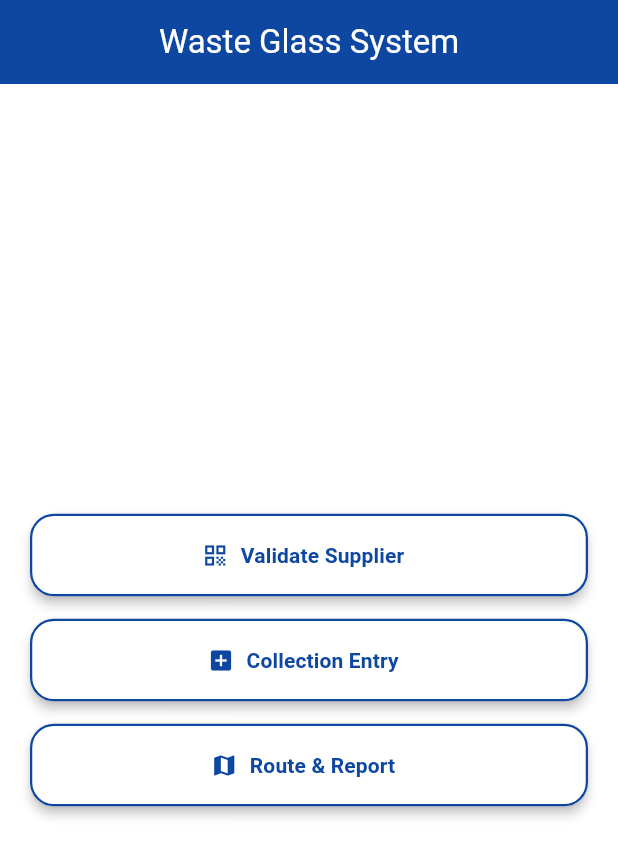
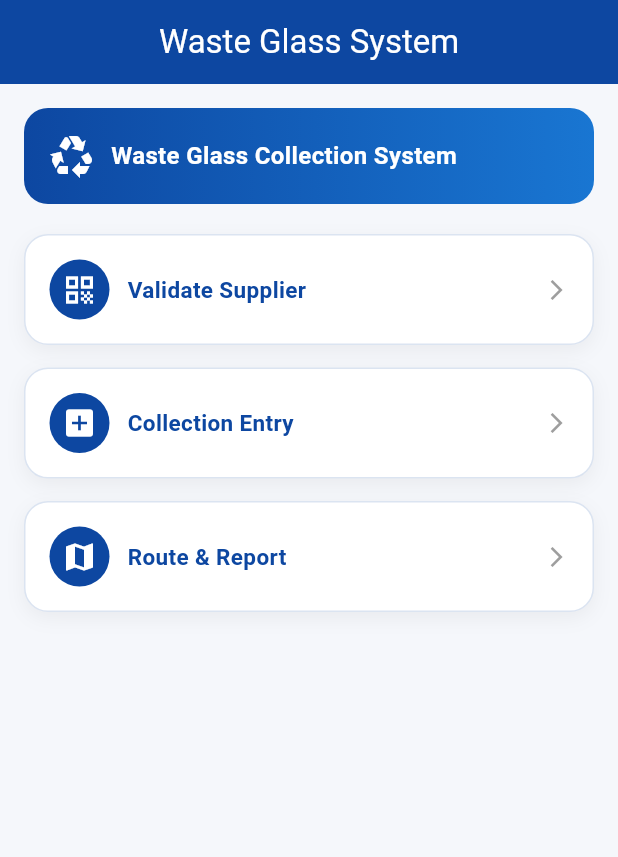
Before and after one commit to malsha7/waste_glass_app, a Flutter app: the screen it shows after launch, on a phone screen of 412 x 824 dp. Shown: the top 857 px of the screen. Run offline on Flutter 3.47's test engine with Material 3 defaults, Android fonts, the phone set to English and light mode, and no system bars.

Commit message:
Did some changes

```diff
--- a/lib/screens/home_screen.dart
+++ b/lib/screens/home_screen.dart
@@ -11,7 +11,7 @@ class HomeScreen extends StatelessWidget {
   @override
   Widget build(BuildContext context) {
     return Scaffold(
-      backgroundColor: Colors.white,
+      backgroundColor: const Color(0xFFF5F7FB),
 
       appBar: AppBar(
         backgroundColor: darkBlue,
@@ -21,37 +21,64 @@ class HomeScreen extends StatelessWidget {
         ),
         centerTitle: true,
         iconTheme: const IconThemeData(color: Colors.white),
+        elevation: 0,
       ),
 
       body: Padding(
-        padding: const EdgeInsets.all(20),
+        padding: const EdgeInsets.all(16),
         child: Column(
-          mainAxisAlignment: MainAxisAlignment.center,
+          crossAxisAlignment: CrossAxisAlignment.start,
           children: [
 
-            _menuButton(
-              context,
-              "Validate Supplier",
-              Icons.qr_code,
-              const ValidationScreen(),
+            // ================= HEADER =================
+            Container(
+              padding: const EdgeInsets.all(16),
+              decoration: BoxDecoration(
+                gradient: const LinearGradient(
+                  colors: [Color(0xFF0D47A1), Color(0xFF1976D2)],
+                ),
+                borderRadius: BorderRadius.circular(16),
+              ),
+              child: const Row(
+                children: [
+                  Icon(Icons.recycling, color: Colors.white, size: 32),
+                  SizedBox(width: 10),
+                  Expanded(
+                    child: Text(
+                      "Waste Glass Collection System",
+                      style: TextStyle(
+                        color: Colors.white,
+                        fontSize: 16,
+                        fontWeight: FontWeight.bold,
+                      ),
+                    ),
+                  ),
+                ],
+              ),
             ),
 
-            const SizedBox(height: 15),
+            const SizedBox(height: 20),
 
-            _menuButton(
+            // ================= MENU CARDS =================
+            _menuCard(
               context,
-              "Collection Entry",
-              Icons.add_box,
-              const CollectionScreen(),
+              title: "Validate Supplier",
+              icon: Icons.qr_code,
+              page: const ValidationScreen(),
             ),
 
-            const SizedBox(height: 15),
+            _menuCard(
+              context,
+              title: "Collection Entry",
+              icon: Icons.add_box,
+              page: const CollectionScreen(),
+            ),
 
-            _menuButton(
+            _menuCard(
               context,
-              "Route & Report",
-              Icons.map,
-              const RouteScreen(),
+              title: "Route & Report",
+              icon: Icons.map,
+              page: const RouteScreen(),
             ),
           ],
         ),
@@ -59,45 +86,60 @@ class HomeScreen extends StatelessWidget {
     );
   }
 
-  Widget _menuButton(
-    BuildContext context,
-    String title,
-    IconData icon,
-    Widget page,
-  ) {
-    return SizedBox(
-      width: double.infinity,
-      height: 55,
+  Widget _menuCard(
+    BuildContext context, {
+    required String title,
+    required IconData icon,
+    required Widget page,
+  }) {
+    return GestureDetector(
+      onTap: () {
+        Navigator.push(
+          context,
+          MaterialPageRoute(builder: (_) => page),
+        );
+      },
+      child: Container(
+        margin: const EdgeInsets.only(bottom: 15),
+        padding: const EdgeInsets.all(16),
+        decoration: BoxDecoration(
+          color: Colors.white,
+          borderRadius: BorderRadius.circular(16),
+          border: Border.all(color: darkBlue.withOpacity(0.15)),
+          boxShadow: [
+            BoxShadow(
+              color: Colors.black.withOpacity(0.05),
+              blurRadius: 10,
+              offset: const Offset(0, 4),
+            )
+          ],
+        ),
+        child: Row(
+          children: [
+            CircleAvatar(
+              backgroundColor: darkBlue,
+              child: Icon(icon, color: Colors.white),
+            ),
+            const SizedBox(width: 12),
 
-      child: ElevatedButton.icon(
-        icon: Icon(icon, color: darkBlue),
+            Expanded(
+              child: Text(
+                title,
+                style: const TextStyle(
+                  fontWeight: FontWeight.bold,
+                  color: darkBlue,
+                  fontSize: 15,
+                ),
+              ),
+            ),
 
-        label: Text(
-          title,
-          style: const TextStyle(
-            color: Color(0xFF0D47A1), // dark blue text
-            fontWeight: FontWeight.w600,
-          ),
+            const Icon(
+              Icons.arrow_forward_ios,
+              size: 16,
+              color: Colors.grey,
+            ),
+          ],
         ),
-
-        style: ElevatedButton.styleFrom(
-          backgroundColor: Colors.white,
-          elevation: 3,
-          shape: RoundedRectangleBorder(
-            borderRadius: BorderRadius.circular(16),
-            side: const BorderSide(
-              color: Color(0xFF0D47A1),
-              width: 1.5,
-            ),
-          ),
-        ),
-
-        onPressed: () {
-          Navigator.push(
-            context,
-            MaterialPageRoute(builder: (_) => page),
-          );
-        },
       ),
     );
   }
```
